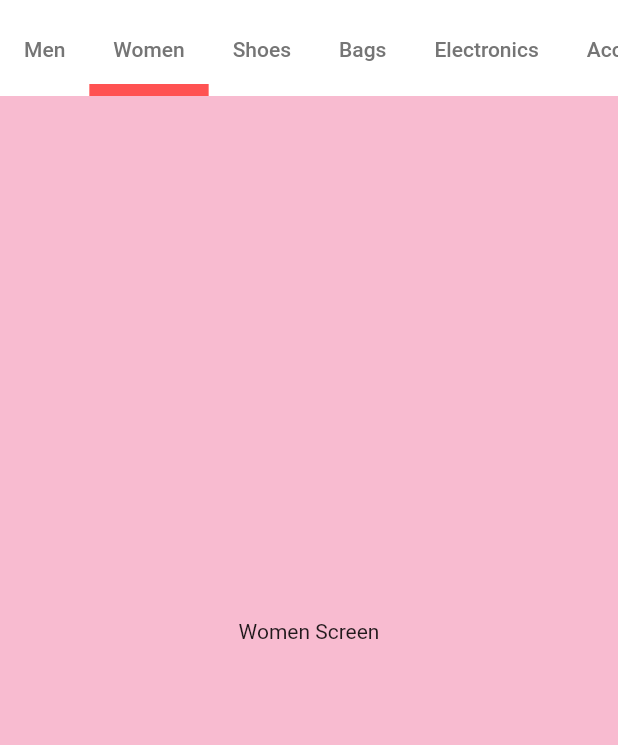
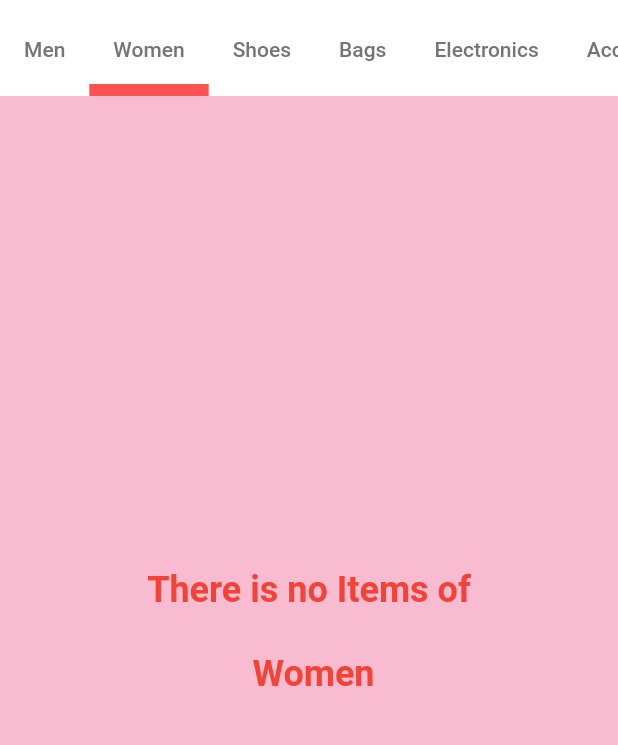
Before and after one commit to FarhanABD/miniso_mobile_app, a Flutter app: the HomeScreen screen opened directly, tab 2 chosen, on a phone screen of 412 x 824 dp, the part 69-814 px from its top. Run offline on Flutter 3.47's test engine with Material 2 defaults, Android fonts, the phone set to English and light mode, and no system bars; our stand-ins replace animated_text_kit, cloud_firestore, firebase_auth, firebase_core, firebase_storage, image_picker; missing offline and left inert: staggered_grid_view_flutter; accounts and stored records are empty; network calls fail.

Commit message:
Adding Gallery screen file

```diff
--- /dev/null
+++ b/lib/galleries/women_gallery.dart
@@ -0,0 +1,66 @@
+import 'package:cloud_firestore/cloud_firestore.dart';
+import 'package:flutter/material.dart';
+import 'package:staggered_grid_view_flutter/widgets/staggered_grid_view.dart';
+import 'package:staggered_grid_view_flutter/widgets/staggered_tile.dart';
+
+import '../models/product_card_model.dart';
+
+class WomenGalleryScreen extends StatefulWidget {
+  const WomenGalleryScreen({Key? key}) : super(key: key);
+
+  @override
+  State<WomenGalleryScreen> createState() => _WomenGalleryScreenState();
+}
+
+class _WomenGalleryScreenState extends State<WomenGalleryScreen> {
+  //---- QUERRY UNTUK MEMANGGIL CATEGORY MEN PRODUCT DARI FIREBASE -----------//
+  final Stream<QuerySnapshot> productStream = FirebaseFirestore.instance
+      .collection('products')
+      .where('maincateg', isEqualTo: 'women')
+      .snapshots();
+
+  @override
+  Widget build(BuildContext context) {
+    return StreamBuilder<QuerySnapshot>(
+      stream: productStream,
+      builder: (BuildContext context, AsyncSnapshot<QuerySnapshot> snapshot) {
+        if (snapshot.hasError) {
+          return const Text('Something went wrong');
+        }
+
+        if (snapshot.connectionState == ConnectionState.waiting) {
+          return const Center(
+            child: CircularProgressIndicator(),
+          );
+        }
+
+        //------- KONDISI JIKA ITEMS PADA CATEGORY TIDAK DITEMUKAN ----------//
+        if (snapshot.data!.docs.isEmpty) {
+          return const Center(
+            child: Text(
+              'There is no Items of \n\n Women',
+              textAlign: TextAlign.center,
+              style: TextStyle(
+                  color: Colors.red, fontSize: 24, fontWeight: FontWeight.bold),
+            ),
+          );
+        }
+
+        //--------- START OF SCROLLVIEW WIDGET PRODUCTS ----------------------//
+        return SingleChildScrollView(
+          child: StaggeredGridView.countBuilder(
+              physics: const NeverScrollableScrollPhysics(),
+              shrinkWrap: true,
+              itemCount: snapshot.data!.docs.length,
+              crossAxisCount: 2,
+              itemBuilder: (context, index) {
+                return ProductcardModel(
+                  products: snapshot.data!.docs[index],
+                );
+              },
+              staggeredTileBuilder: (context) => const StaggeredTile.fit(1)),
+        );
+      },
+    );
+  }
+}
--- a/lib/main_screen/home.dart
+++ b/lib/main_screen/home.dart
@@ -1,6 +1,14 @@
 import 'package:flutter/cupertino.dart';
 import 'package:flutter/material.dart';
+import 'package:miniso_store/galleries/accesories_gallery.dart';
+import 'package:miniso_store/galleries/bags_gallery.dart';
+import 'package:miniso_store/galleries/beauty_gallery.dart';
+import 'package:miniso_store/galleries/electronics_gallery.dart';
+import 'package:miniso_store/galleries/homegarden_gallery.dart';
+import 'package:miniso_store/galleries/kids_gallery.dart';
 import 'package:miniso_store/galleries/men_gallery.dart';
+import 'package:miniso_store/galleries/shoes_gallery.dart';
+import 'package:miniso_store/galleries/women_gallery.dart';
 
 import 'package:miniso_store/widgets/fake_search.dart';
 
@@ -22,7 +30,7 @@ class _HomeScreenState extends State<HomeScreen> {
           backgroundColor: Colors.white,
 
           //------------ CONTAINER SEARCH BAR DI HOME SCREEN -----------------//
-          title: FakeSearch(),
+          title: const FakeSearch(),
           bottom: const TabBar(
             isScrollable: true,
             indicatorColor: Colors.redAccent,
@@ -43,14 +51,14 @@ class _HomeScreenState extends State<HomeScreen> {
         body: const TabBarView(
           children: [
             MenGalleryScreen(),
-            Center(child: Text('Women Screen')),
-            Center(child: Text('Shoes Screen')),
-            Center(child: Text('Bags Screen')),
-            Center(child: Text('Electronics Screen')),
-            Center(child: Text('Accesories Screen')),
-            Center(child: Text('Home & Garden Screen')),
-            Center(child: Text('Kids Screen')),
-            Center(child: Text('Beauty Screen')),
+            WomenGalleryScreen(),
+            ShoesGalleryScreen(),
+            BagsGalleryScreen(),
+            ElectronicsGalleryScreen(),
+            AccesoriesGalleryScreen(),
+            HomeGardenGalleryScreen(),
+            KidsGalleryScreen(),
+            BeautyGalleryScreen(),
           ],
         ),
       ),
```
Also changed, not shown: lib/galleries/accesories_gallery.dart (added, +67 -0 lines), lib/galleries/bags_gallery.dart (added, +66 -0 lines), lib/galleries/beauty_gallery.dart (added, +66 -0 lines), lib/galleries/electronics_gallery.dart (added, +67 -0 lines), lib/galleries/homegarden_gallery.dart (added, +67 -0 lines), lib/galleries/kids_gallery.dart (added, +66 -0 lines), lib/galleries/shoes_gallery.dart (added, +66 -0 lines).
